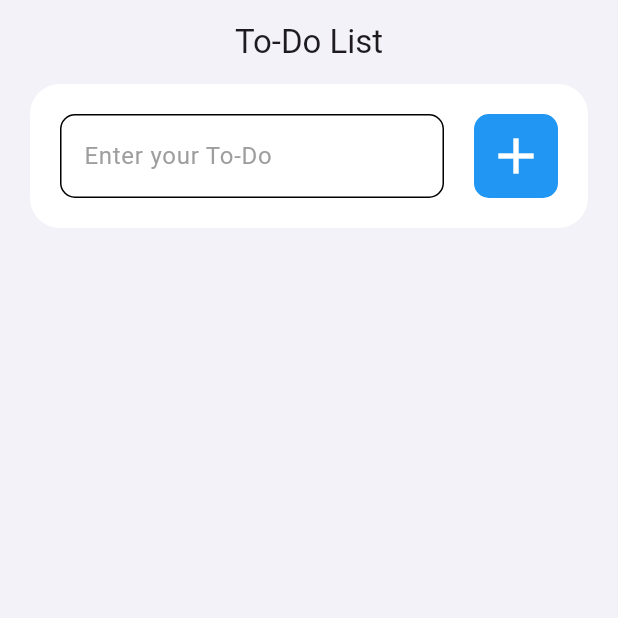
After one commit to abdymazhittoretay/todo_list, a Flutter app: the screen it shows after launch, on a phone screen of 412 x 824 dp, the top half of it. The commit adds this screen. Run offline on Flutter 3.47's test engine with Material 3 defaults, Android fonts, the phone set to English and light mode, and no system bars.

Commit message:
added raw To-Do ListView (not finished)

```diff
--- a/lib/pages/home_page.dart
+++ b/lib/pages/home_page.dart
@@ -2,6 +2,7 @@
 
 import 'package:flutter/material.dart';
 import 'package:todo_list/pages/utils/input_field.dart';
+import 'package:todo_list/pages/utils/to_do_list.dart';
 
 class HomePage extends StatefulWidget {
   const HomePage({super.key});
@@ -13,7 +14,7 @@ class HomePage extends StatefulWidget {
 class _HomePageState extends State<HomePage> {
   final TextEditingController _controller = TextEditingController();
 
-  final List<String> todos = [];
+  final List<String> _todos = [];
 
   @override
   Widget build(BuildContext context) {
@@ -21,18 +22,23 @@ class _HomePageState extends State<HomePage> {
       backgroundColor: Color.fromARGB(255, 243, 242, 248),
       appBar: AppBar(
         backgroundColor: Color.fromARGB(255, 243, 242, 248),
+        surfaceTintColor: Color.fromARGB(255, 243, 242, 248),
+        elevation: 0.0,
         title: Text("To-Do List"),
         centerTitle: true,
       ),
-      body: SingleChildScrollView(
-        child: Column(
+      body: Column(
+        mainAxisSize: MainAxisSize.max,
         children: [
           InputField(
             controller: _controller,
             onPressed: addToDo,
           ),
+          SizedBox(
+            height: 20.0,
+          ),
+          ToDoList(todos: _todos)
         ],
-        ),
       ),
     );
   }
@@ -41,10 +47,9 @@ class _HomePageState extends State<HomePage> {
   void addToDo() {
     if (_controller.text.isNotEmpty) {
       setState(() {
-        todos.add(_controller.text);
+        _todos.add(_controller.text);
         _controller.clear();
       });
     }
-    print(todos);
   }
 }
--- /dev/null
+++ b/lib/pages/utils/to_do_list.dart
@@ -0,0 +1,32 @@
+// ignore_for_file: prefer_const_constructors
+
+import 'package:flutter/material.dart';
+
+class ToDoList extends StatelessWidget {
+  final List<String> todos;
+
+  const ToDoList({super.key, required this.todos});
+
+  @override
+  Widget build(BuildContext context) {
+    // Expanded used for solve stack problem
+    return Expanded(
+      child: ListView.builder(
+        itemCount: todos.length,
+        itemBuilder: (context, index) {
+          return Container(
+            margin: EdgeInsets.only(left: 20.0, right: 20.0, bottom: 20.0),
+            padding: EdgeInsets.all(20.0),
+            decoration: BoxDecoration(
+                color: Colors.white, borderRadius: BorderRadius.circular(20.0)),
+            child: Row(
+              children: [
+                Text(todos[index]),
+              ],
+            ),
+          );
+        },
+      ),
+    );
+  }
+}
```
Lines whose indentation alone changed are shown as unchanged.
